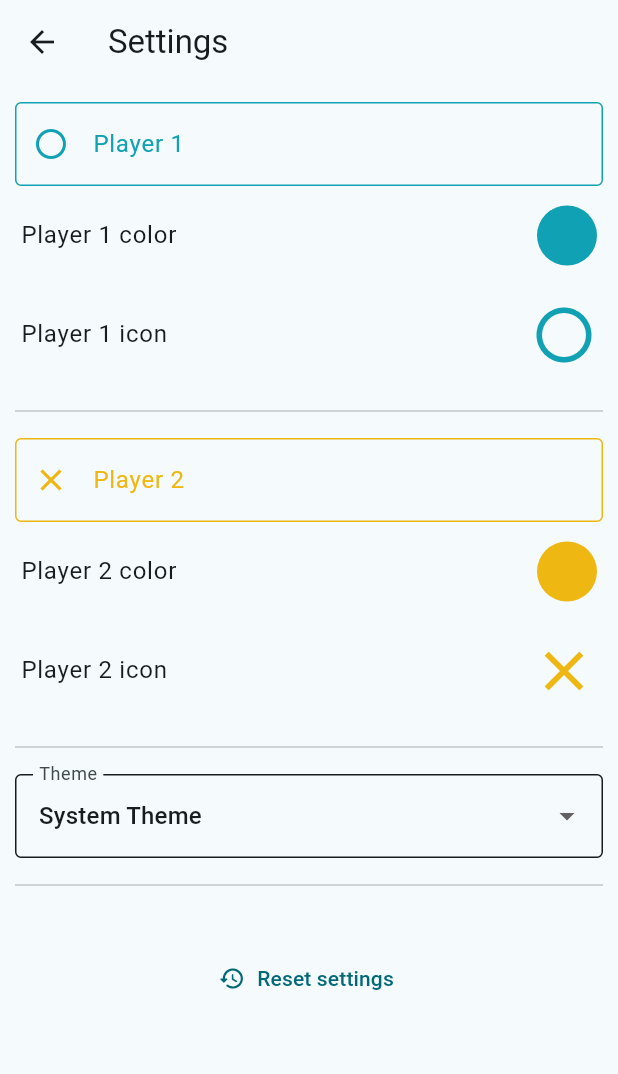
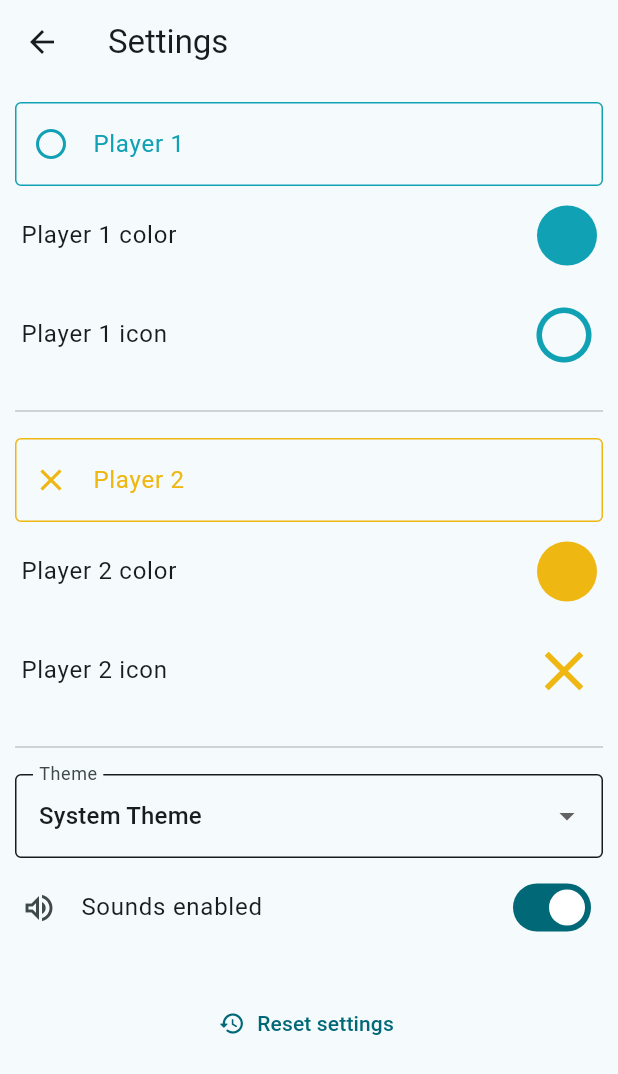
Before and after one commit to box-bm/Minimal-tic-tac-toe, a Flutter app: the screen it shows after launch, after a tap on the "settings" icon, on a phone screen of 412 x 824 dp. Shown: the top 1074 px of the screen. Run offline on Flutter 3.47's test engine with Material 2 defaults, Android fonts, the phone set to English and light mode, and no system bars; our stand-ins replace animated_text_kit, audioplayers, bloc, equatable, flutter_bloc, flutter_colorpicker and 3 more; missing offline and left inert: lit_relative_date_time; network calls fail.

Commit message:
added sound settings

```diff
--- /dev/null
+++ b/lib/bloc/settings/sounds_cubit.dart
@@ -0,0 +1,19 @@
+import 'package:hydrated_bloc/hydrated_bloc.dart';
+
+class SoundsCubit extends HydratedCubit<bool> {
+  SoundsCubit() : super(true);
+
+  toggleSounds() {
+    emit(!state);
+  }
+
+  @override
+  bool? fromJson(Map<String, dynamic> json) {
+    return json['enabledSounds'] ?? true;
+  }
+
+  @override
+  Map<String, dynamic>? toJson(bool state) {
+    return {'enabledSounds': state};
+  }
+}
--- a/lib/bloc/theme/current_theme_cubit.dart
+++ /dev/null
@@ -1,10 +0,0 @@
-import 'package:bloc/bloc.dart';
-import 'package:flutter/material.dart';
-
-class CurrentThemeCubit extends Cubit<ThemeMode> {
-  CurrentThemeCubit() : super(ThemeMode.system);
-
-  changeTheme(ThemeMode themeMode) {
-    emit(themeMode);
-  }
-}
--- a/lib/bloc/tic_tac_toe/tic_tac_toe_state.dart
+++ b/lib/bloc/tic_tac_toe/tic_tac_toe_state.dart
@@ -6,29 +6,32 @@ abstract class TicTacToeState extends Equatable {
   final List<BoardMatchHistoryItem> history;
   final Board board;
 
-  const TicTacToeState(
-      {required this.currentPlayer,
-      required this.board,
-      this.playerWinner,
-      required this.history});
+  const TicTacToeState({
+    required this.currentPlayer,
+    required this.board,
+    this.playerWinner,
+    required this.history,
+  });
 
   @override
   List<Object> get props => [board, currentPlayer, history];
 }
 
 class TicTacToeInitial extends TicTacToeState {
-  const TicTacToeInitial(
-      {super.currentPlayer = 1,
-      super.board = const Board.defaultBoard(),
-      super.history = const [],
-      super.playerWinner});
+  const TicTacToeInitial({
+    super.currentPlayer = 1,
+    super.board = const Board.defaultBoard(),
+    super.history = const [],
+    super.playerWinner,
+  });
 }
 
-class Reseted extends TicTacToeState {
-  const Reseted(
-      {required super.currentPlayer,
-      required super.board,
-      required super.history});
+class Restarted extends TicTacToeState {
+  const Restarted({
+    required super.currentPlayer,
+    required super.board,
+    required super.history,
+  });
 }
 
 class GameEnded extends TicTacToeState {
@@ -40,8 +43,8 @@ class GameEnded extends TicTacToeState {
   });
 }
 
-class ChoisingItem extends TicTacToeState {
-  const ChoisingItem({
+class ChoosingItem extends TicTacToeState {
+  const ChoosingItem({
     required super.currentPlayer,
     required super.board,
     required super.playerWinner,
--- a/lib/bloc_states.dart
+++ b/lib/bloc_states.dart
@@ -1,4 +1,5 @@
-import 'package:minimal_tic_tac_toe/bloc/theme/current_theme_cubit.dart';
+import 'package:minimal_tic_tac_toe/bloc/settings/current_theme_cubit.dart';
+import 'package:minimal_tic_tac_toe/bloc/settings/sounds_cubit.dart';
 import 'package:minimal_tic_tac_toe/common.dart';
 import 'package:flutter_bloc/flutter_bloc.dart';
 import 'package:minimal_tic_tac_toe/bloc/players/players_bloc.dart';
@@ -14,7 +15,8 @@ class BlocAppStates extends StatelessWidget {
     return MultiBlocProvider(providers: [
       BlocProvider<PlayersBloc>(create: (context) => PlayersBloc()),
       BlocProvider<TicTacToeBloc>(create: (context) => TicTacToeBloc()),
-      BlocProvider<CurrentThemeCubit>(create: (context) => CurrentThemeCubit())
+      BlocProvider<ThemeCubit>(create: (context) => ThemeCubit()),
+      BlocProvider<SoundsCubit>(create: (context) => SoundsCubit())
     ], child: child);
   }
 }
--- a/lib/l10n/intl_en.arb
+++ b/lib/l10n/intl_en.arb
@@ -45,5 +45,6 @@
   "lightTheme": "Light Theme",
   "systemTheme": "System Theme",
   "theme": "Theme",
-  "shareTextContent": "Download Minimal tic tac toe App from: https://bit.ly/minimal-tic-tac-toe, you'll love it! ❌⭕️"
+  "shareTextContent": "Download Minimal tic tac toe App from: https://bit.ly/minimal-tic-tac-toe, you'll love it! ❌⭕️",
+  "soundsEnabled": "Sounds enabled"
 }
--- a/lib/l10n/intl_es.arb
+++ b/lib/l10n/intl_es.arb
@@ -25,5 +25,6 @@
   "lightTheme": "Tema Claro",
   "systemTheme": "Tema del sistema",
   "theme": "Tema",
-  "shareTextContent": "Descarga la app de Minimal tic tac toe desde: https://bit.ly/minimal-tic-tac-toe, te encantará! ❌⭕️"
+  "shareTextContent": "Descarga la app de Minimal tic tac toe desde: https://bit.ly/minimal-tic-tac-toe, te encantará! ❌⭕️",
+  "soundsEnabled": "Sonido activo"
 }
--- a/lib/repository/available_colors.dart
+++ b/lib/repository/available_colors.dart
@@ -7,16 +7,14 @@ List<Color> availableColors = [
   Colors.blue,
   Colors.blueAccent,
   Colors.cyan,
+  Colors.blueGrey,
   Colors.lightGreen,
-  Colors.blueGrey,
+  Colors.brown,
   Colors.green,
   Colors.lime,
   Colors.teal,
   Colors.pink,
   Colors.orange,
   Colors.deepOrange,
-  Colors.yellow,
   Colors.purple,
-
-
 ];
--- a/lib/screens/settings.dart
+++ b/lib/screens/settings.dart
@@ -1,9 +1,10 @@
-import 'package:minimal_tic_tac_toe/bloc/theme/current_theme_cubit.dart';
+import 'package:minimal_tic_tac_toe/bloc/settings/current_theme_cubit.dart';
 import 'package:minimal_tic_tac_toe/common.dart';
 import 'package:flutter_bloc/flutter_bloc.dart';
 import 'package:minimal_tic_tac_toe/bloc/players/players_bloc.dart';
 import 'package:minimal_tic_tac_toe/widgets/player_setting.dart';
 import 'package:minimal_tic_tac_toe/widgets/select_theme.dart';
+import 'package:minimal_tic_tac_toe/widgets/sound_setting.dart';
 
 class Settings extends StatelessWidget {
   static String route = "/settings";
@@ -37,15 +38,13 @@ class Settings extends StatelessWidget {
                       padding: EdgeInsets.symmetric(vertical: 10),
                       child: Divider()),
                   const SelectTheme(),
-                  const Padding(
-                      padding: EdgeInsets.symmetric(vertical: 10),
-                      child: Divider()),
+                  const SoundSetting(),
                   const SizedBox(height: 20),
                   TextButton.icon(
                       onPressed: () {
                         context.read<PlayersBloc>().add(ResetChanges());
                         context
-                            .read<CurrentThemeCubit>()
+                            .read<ThemeCubit>()
                             .changeTheme(ThemeMode.system);
                       },
                       icon: const Icon(Icons.restore_rounded),
--- a/lib/tic_tac_toe_app.dart
+++ b/lib/tic_tac_toe_app.dart
@@ -1,5 +1,5 @@
 import 'package:flutter_bloc/flutter_bloc.dart';
-import 'package:minimal_tic_tac_toe/bloc/theme/current_theme_cubit.dart';
+import 'package:minimal_tic_tac_toe/bloc/settings/current_theme_cubit.dart';
 import 'package:minimal_tic_tac_toe/common.dart';
 import 'package:minimal_tic_tac_toe/bloc_states.dart';
 import 'package:minimal_tic_tac_toe/routes.dart';
@@ -17,7 +17,7 @@ class _TicTacToeAppState extends State<TicTacToeApp> {
   @override
   Widget build(BuildContext context) {
     return BlocAppStates(
-        child: BlocBuilder<CurrentThemeCubit, ThemeMode>(
+        child: BlocBuilder<ThemeCubit, ThemeMode>(
       builder: (context, state) => MaterialApp(
         theme: buildTheme(Brightness.light),
         darkTheme: buildTheme(Brightness.dark),
@@ -33,6 +33,10 @@ class _TicTacToeAppState extends State<TicTacToeApp> {
         supportedLocales: S.delegate.supportedLocales,
         initialRoute: Presentation.route,
         routes: routes,
+        builder: (context, child) => GestureDetector(
+          behavior: HitTestBehavior.translucent,
+          child: child,
+        ),
       ),
     ));
   }
--- a/lib/widgets/board_button.dart
+++ b/lib/widgets/board_button.dart
@@ -3,6 +3,8 @@ import 'package:minimal_tic_tac_toe/bloc/tic_tac_toe/tic_tac_toe_bloc.dart';
 import 'package:minimal_tic_tac_toe/common.dart';
 import 'package:minimal_tic_tac_toe/models/player.dart';
 import 'package:minimal_tic_tac_toe/utils/use_color_by_backgroud_color.dart';
+
+import '../bloc/settings/sounds_cubit.dart';
 
 class BoardButton extends StatelessWidget {
   final bool disabled;
@@ -35,6 +37,7 @@ class BoardButton extends StatelessWidget {
             button: true,
             selected: player != null,
             child: InkWell(
+              // enableFeedback: context.read<SoundsCubit>().state,
               onTap: player != null || disabled ? null : tapButton,
               onTapDown: (details) {
                 context.read<TicTacToeBloc>().add(PressItemButton());
--- a/lib/widgets/logo.dart
+++ b/lib/widgets/logo.dart
@@ -8,7 +8,7 @@ class Logo extends StatelessWidget {
     return Semantics(
       label: "Logo",
       image: true,
-      child: Image.asset("images/logo.png", fit: BoxFit.fitHeight),
+      child: Image.asset("assets/images/logo.png", fit: BoxFit.fitHeight),
     );
   }
 }
--- a/lib/widgets/select_theme.dart
+++ b/lib/widgets/select_theme.dart
@@ -1,5 +1,5 @@
 import 'package:flutter_bloc/flutter_bloc.dart';
-import 'package:minimal_tic_tac_toe/bloc/theme/current_theme_cubit.dart';
+import 'package:minimal_tic_tac_toe/bloc/settings/current_theme_cubit.dart';
 import 'package:minimal_tic_tac_toe/common.dart';
 import 'package:minimal_tic_tac_toe/repository/theme_options.dart';
 
@@ -8,7 +8,7 @@ class SelectTheme extends StatelessWidget {
 
   @override
   Widget build(BuildContext context) {
-    return BlocBuilder<CurrentThemeCubit, ThemeMode>(
+    return BlocBuilder<ThemeCubit, ThemeMode>(
       builder: (context, state) => DropdownButtonFormField(
           decoration: InputDecoration(
               labelText: S.of(context).theme,
@@ -32,7 +32,7 @@ class SelectTheme extends StatelessWidget {
                     child: Text(e.name),
                   ))
               .toList(),
-          onChanged: (e) => context.read<CurrentThemeCubit>().changeTheme(e!)),
+          onChanged: (e) => context.read<ThemeCubit>().changeTheme(e!)),
     );
   }
 }
--- /dev/null
+++ b/lib/widgets/sound_setting.dart
@@ -0,0 +1,22 @@
+import 'package:flutter_bloc/flutter_bloc.dart';
+import 'package:minimal_tic_tac_toe/bloc/settings/sounds_cubit.dart';
+import 'package:minimal_tic_tac_toe/common.dart';
+
+class SoundSetting extends StatelessWidget {
+  const SoundSetting({Key? key}) : super(key: key);
+
+  @override
+  Widget build(BuildContext context) {
+    return BlocBuilder<SoundsCubit, bool>(
+      builder: (context, state) => ListTile(
+        contentPadding: const EdgeInsets.symmetric(vertical: 5, horizontal: 4),
+        leading:
+            Icon(state ? Icons.volume_up_outlined : Icons.volume_off_outlined),
+        title: Text(S.of(context).soundsEnabled),
+        trailing: Switch(
+            value: state,
+            onChanged: (_) => context.read<SoundsCubit>().toggleSounds()),
+      ),
+    );
+  }
+}
--- a/pubspec.yaml
+++ b/pubspec.yaml
@@ -48,6 +48,7 @@ dependencies:
   lit_relative_date_time: ^1.2.0
   google_mobile_ads: ^3.0.0
   share_plus: ^7.0.0
+  audioplayers: ^4.0.1
 
 dev_dependencies:
   flutter_test:
@@ -72,7 +73,9 @@ flutter:
 
   # To add assets to your application, add an assets section, like this:
   assets:
-    - images/logo.png
+    - assets/images/logo.png
+    - assets/sounds/tie.wav
+    - assets/sounds/winner.wav
 
   # An image asset can refer to one or more resolution-specific "variants", see
   # https://flutter.dev/assets-and-images/#resolution-aware
```
Also changed, not shown: lib/bloc/settings/current_theme_cubit.dart (added, +47 -0 lines), lib/bloc/tic_tac_toe/tic_tac_toe_bloc.dart (+8 -5 lines), lib/screens/tic_tac_toe.dart (+16 -2 lines), assets/images/logo.png (renamed from images/logo.png), lib/generated/intl/messages_en.dart, lib/generated/intl/messages_es.dart, lib/generated/l10n.dart, pubspec.lock, 7 other files.
